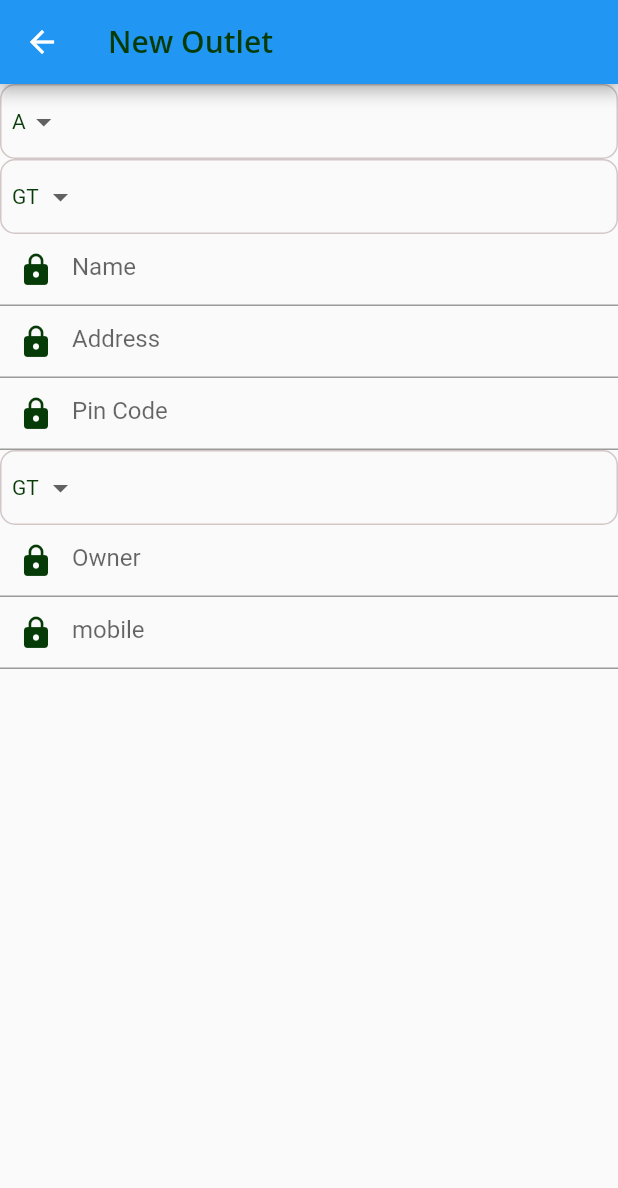
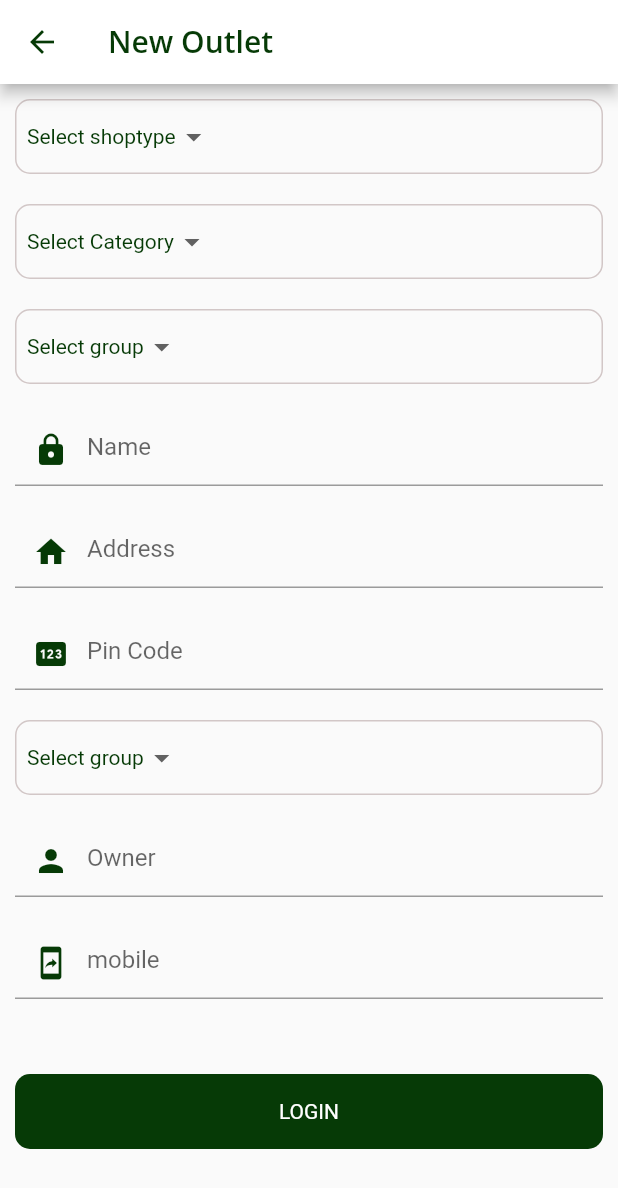
Before and after one commit to jivodeveloper/DsrFlutter, a Flutter app: the NewRetailer screen opened directly, on a phone screen of 412 x 824 dp. Shown: the top 1188 px of the screen. Run offline on Flutter 3.47's test engine with Material 2 defaults, Android fonts, the phone set to English and light mode, and no system bars; our stand-ins replace camera, fluttertoast, geolocator, rxdart, shared_preferences; missing offline and left inert: slide_drawer, swipeable_page_route; accounts and stored records are empty.

Commit message:
New Commit

```diff
--- a/lib/screens/NewRetailer.dart
+++ b/lib/screens/NewRetailer.dart
@@ -6,6 +6,7 @@ import 'package:shared_preferences/shared_preferences.dart';
 import 'package:http/http.dart' as http;
 import '../config/Common.dart';
 import 'dart:convert';
+import 'package:camera/camera.dart';
 
 class NewRetailer extends StatefulWidget{
   @override
@@ -17,31 +18,77 @@ class NewRetailer extends StatefulWidget{
 
 class NewRetailerState extends State<NewRetailer>{
 
-  List<String> category=["A","B","C","D"];
-  List<String> group=["GT","MT"];
-  String categorydropdownValue= "",groupdropdown = "";
+  List<String> shoptype=["Select shoptype","Grocery","Bakery","Chemist","General Store","Modern Store","Rural","Distributor"];
+  List<String> category=["Select Category","A","B","C","D"];
+  List<String> group=["Select group","GT","MT"];
+  String categorydropdownValue= "Select Category",groupdropdown = "Select group",shoptypedown= "Select shoptype";
+  late Future<List> futurestate;
+  List distIdlist = [];
+  List<CameraDescription>? cameras; //list out the camera available
+  CameraController? controller; //controller for camera
+  XFile? image;
+
+  @override
+  void initState() {
+    super.initState();
+    futurestate = loadstate();
+  }
 
   @override
   Widget build(BuildContext context) {
     return Scaffold(
+
       appBar: AppBar(
           title: const Text("New Outlet",
               style: TextStyle(color:Color(0xFF063A06),fontFamily: 'OpenSans',fontWeight: FontWeight.w300)
           ),
+        backgroundColor: Colors.white,
+        iconTheme: const IconThemeData(color:Color(0xFF063A06)),
       ),
-      body: Column(
+      body: SingleChildScrollView(
+        child: Column(
           children: [
 
             Container(
               width:double.infinity,
               height: 50,
+              margin: EdgeInsets.all(10),
               padding:EdgeInsets.all(7),
               decoration: BoxDecoration(
                   borderRadius: BorderRadius.all(Radius.circular(10.0)),
                   border: Border.all(color: Color(0xFFD2C7C7))
               ),
               child:DropdownButton<String>(
-             value: category.first,
+                value: shoptypedown,
+                elevation: 16,
+                style: const TextStyle(color: Color(0xFF063A06)),
+                underline: Container(),
+                onChanged: (String? value) {
+                  // This is called when the user selects an item.
+                  setState(() {
+                    shoptypedown = value!;
+                  });
+                },
+                items: shoptype.map<DropdownMenuItem<String>>((String value) {
+                  return DropdownMenuItem<String>(
+                    value: value,
+                    child: Text(value),
+                  );
+                }).toList(),
+              ),
+            ),
+
+            Container(
+              width:double.infinity,
+              height: 50,
+              margin: EdgeInsets.all(10),
+              padding:EdgeInsets.all(7),
+              decoration: BoxDecoration(
+                  borderRadius: BorderRadius.all(Radius.circular(10.0)),
+                  border: Border.all(color: Color(0xFFD2C7C7))
+              ),
+              child:DropdownButton<String>(
+                value: categorydropdownValue,
                 elevation: 16,
                 style: const TextStyle(color: Color(0xFF063A06)),
                 underline: Container(),
@@ -62,13 +109,14 @@ class NewRetailerState extends State<NewRetailer>{
             Container(
               width:double.infinity,
               height: 50,
+              margin: EdgeInsets.all(10),
               padding:EdgeInsets.all(7),
               decoration: BoxDecoration(
                   borderRadius: BorderRadius.all(Radius.circular(10.0)),
                   border: Border.all(color: Color(0xFFD2C7C7))
               ),
               child:DropdownButton<String>(
-            value: group.first,
+                value: groupdropdown,
                 elevation: 16,
                 style: const TextStyle(color: Color(0xFF063A06)),
                 underline: Container(),
@@ -87,33 +135,37 @@ class NewRetailerState extends State<NewRetailer>{
               ),
             ),
 
-          TextFormField(
+            Padding(padding: EdgeInsets.all(10),
+              child:TextFormField(
                 decoration: InputDecoration(
                     prefixIcon: Icon(Icons.lock,
                       color: Color(0xFF063A06),),
                     hintText:'Name'
                 ),
-          ),
+              ),),
 
-          TextFormField(
+            Padding(padding: EdgeInsets.all(10),
+              child: TextFormField(
                 decoration: InputDecoration(
-                prefixIcon: Icon(Icons.lock,
+                    prefixIcon: Icon(Icons.home,
                       color: Color(0xFF063A06),),
                     hintText:'Address'
                 ),
-          ),
+              ),),
 
-          TextFormField(
+            Padding(padding: EdgeInsets.all(10),
+              child: TextFormField(
                 decoration: InputDecoration(
-                prefixIcon: Icon(Icons.lock,
+                    prefixIcon: Icon(Icons.pin,
                       color: Color(0xFF063A06),),
                     hintText:'Pin Code'
                 ),
-          ),
+              ),),
 
             Container(
               width:double.infinity,
               height: 50,
+              margin: EdgeInsets.all(10),
               padding:EdgeInsets.all(7),
               decoration: BoxDecoration(
                   borderRadius: BorderRadius.all(Radius.circular(10.0)),
@@ -139,24 +191,90 @@ class NewRetailerState extends State<NewRetailer>{
                 }).toList(),
               ),),
 
-          TextFormField(
+            Padding(padding: EdgeInsets.all(10),
+              child: TextFormField(
                 decoration: InputDecoration(
-                prefixIcon: Icon(Icons.lock,
+                    prefixIcon: Icon(Icons.person,
                       color: Color(0xFF063A06),),
                     hintText:'Owner'
                 ),
-          ),
+              ),),
 
-          TextFormField(
+            Padding(
+              padding: EdgeInsets.all(10),
+              child:TextFormField(
                 decoration: InputDecoration(
-                prefixIcon: Icon(Icons.lock,
+                    prefixIcon: Icon(Icons.mobile_screen_share,
                       color: Color(0xFF063A06),),
                     hintText:'mobile'
                 ),
+              ),),
+
+            // FutureBuilder<List>(
+            //     future: furturedist,
+            //     builder: (context, snapshot) {
+            //       if (snapshot.hasData) {
+            //         return Container(
+            //           width:double.infinity,
+            //           height: 50,
+            //           padding:EdgeInsets.all(7),
+            //           decoration: BoxDecoration(
+            //               borderRadius: BorderRadius.all(Radius.circular(10.0)),
+            //               border: Border.all(color: Color(0xFFD2C7C7))
+            //           ),
+            //           child: DropdownButton<String>(
+            //
+            //               underline:Container(),
+            //               hint: const Text("Select Distributor",style: TextStyle(fontFamily: 'OpenSans',fontWeight: FontWeight.w100),),
+            //               isExpanded: true,
+            //               items: snapshot.data?.map((e) =>
+            //                   DropdownMenuItem<String>(
+            //                     value: e,
+            //                     child: Text(e),
+            //                   )
+            //               ).toList(),
+            //
+            //               onChanged:(newVal) {
+            //                 this.setState(() {
+            //                   selectedValue = newVal.toString();
+            //                 });
+            //               }
+            //           ),
+            //         );
+            //       } else if (snapshot.hasError) {
+            //         return Container();
+            //
+            //       }
+            //       return const CircularProgressIndicator();
+            //     }),
+
+            GestureDetector(
+
+              onTap: () async{
+                  loadCamera();
+              },
+
+              child: Container(
+                margin: EdgeInsets.only(left:10,top:40,right:10,bottom: 10),
+                width: double.infinity,
+                height: 50,
+                decoration: BoxDecoration(
+                    color: Color(0xFF063A06),
+                    borderRadius: BorderRadius.all(Radius.circular(10.0))
                 ),
 
+                child: Center(
+                  child: Text(
+                    "LOGIN",
+                    style: TextStyle(color: Colors.white),
+                  ),
+                ),
+              ),
+
+            )
           ],
         ),
+      )
 
     );
   }
@@ -172,7 +290,7 @@ class NewRetailerState extends State<NewRetailer>{
       'Content-Type': 'application/json',
     };
 
-    var response = await http.get(Uri.parse(Common.IP_URL+'/GetShopsData?id=$userid'), headers: headers);
+    var response = await http.get(Uri.parse(Common.IP_URL+'GetShopsData?id=$userid'), headers: headers);
 
     List<StateByPerson> statedata = [];
     final list = jsonDecode(response.body);
@@ -197,4 +315,22 @@ class NewRetailerState extends State<NewRetailer>{
 
     return statelist;
   }
+
+  loadCamera() async {
+    cameras = await availableCameras();
+    if(cameras != null){
+      controller = CameraController(cameras![0], ResolutionPreset.max);
+      //cameras[0] = first camera, change to 1 to another camera
+
+      controller!.initialize().then((_) {
+        if (!mounted) {
+          return;
         }
+        setState(() {});
+      });
+    }else{
+      print("NO any camera found");
+    }
+  }
+
+}
--- a/pubspec.yaml
+++ b/pubspec.yaml
@@ -54,6 +54,7 @@ dev_dependencies:
   dropdown_button2: ^1.0.0
   slide_drawer: ^1.0.3
   rxdart: ^0.27.7
+  camera: ^0.9.4+11
 # For information on the generic Dart part of this file, see the
 # following page: https://dart.dev/tools/pub/pubspec
 
```
Also changed, not shown: pubspec.lock, 1 other file. Lines whose indentation alone changed are shown as unchanged.
